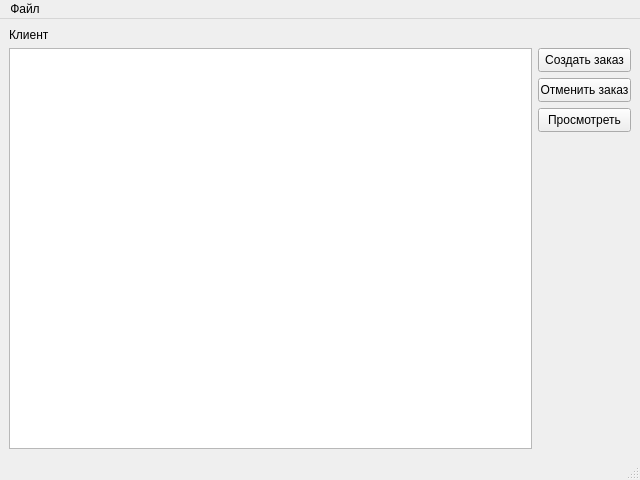
Qt form mainwindowclient.ui (MukizuL/Retail-Sale-App) before a commit.
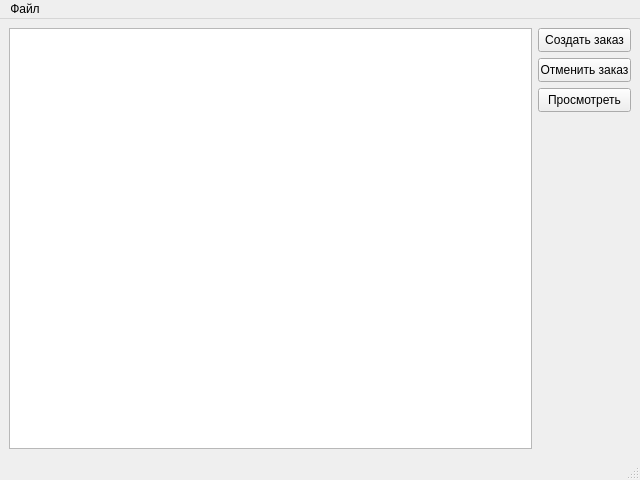
The same form after that commit.

The edit to the form file:
```diff
--- a/mainwindowclient.ui
+++ b/mainwindowclient.ui
@@ -26,27 +26,6 @@
    <string>Окно клиента</string>
   </property>
   <widget class="QWidget" name="centralwidget">
-   <layout class="QVBoxLayout" name="verticalLayout_2">
-    <item>
-     <widget class="QLabel" name="label">
-      <property name="sizePolicy">
-       <sizepolicy hsizetype="Preferred" vsizetype="Fixed">
-        <horstretch>0</horstretch>
-        <verstretch>0</verstretch>
-       </sizepolicy>
-      </property>
-      <property name="maximumSize">
-       <size>
-        <width>16777215</width>
-        <height>16</height>
-       </size>
-      </property>
-      <property name="text">
-       <string>Клиент</string>
-      </property>
-     </widget>
-    </item>
-    <item>
      <layout class="QHBoxLayout" name="horizontalLayout">
       <item>
        <widget class="QTableView" name="tableView_client">
@@ -178,8 +157,6 @@
        </layout>
       </item>
      </layout>
-    </item>
-   </layout>
   </widget>
   <widget class="QMenuBar" name="menubar">
    <property name="geometry">
```
Left out of the diff: 4 changed lines with no effect on the pictures. Lines whose indentation alone changed are shown as unchanged.
